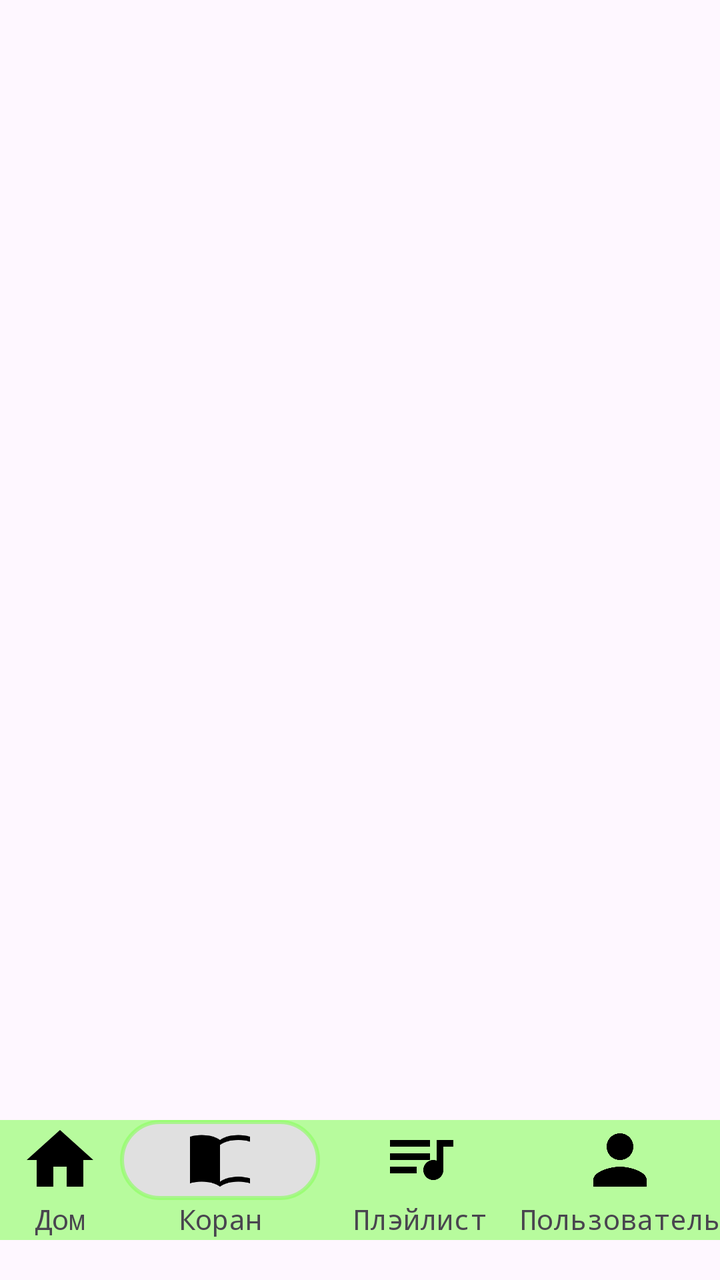
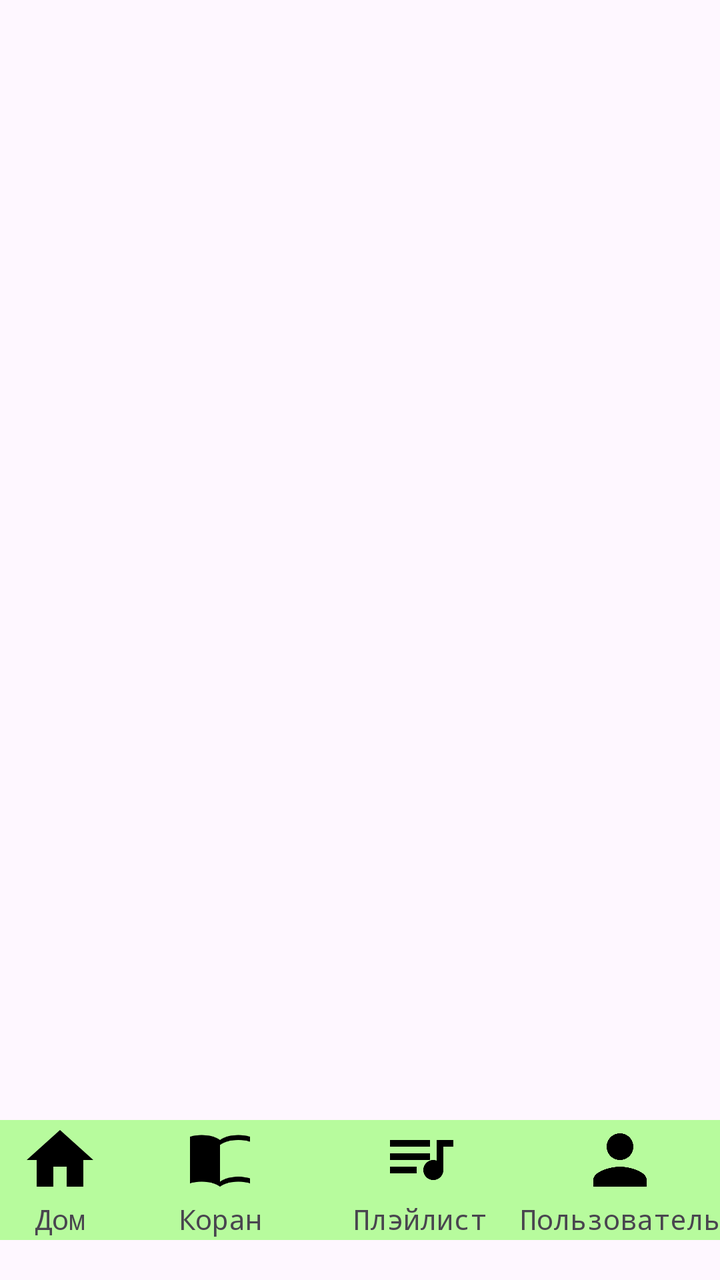

Screens rendered from an Android XML layout before and after an edit, with the pre-edit source and the edit as a unified diff.
<!-- AndroidManifest.xml: application theme Theme.YchiCoran -->
<!-- res/layout/activity_qran.xml -->
<?xml version="1.0" encoding="utf-8"?>
<androidx.constraintlayout.widget.ConstraintLayout xmlns:android="http://schemas.android.com/apk/res/android"
    xmlns:app="http://schemas.android.com/apk/res-auto"
    xmlns:tools="http://schemas.android.com/tools"
    android:id="@+id/main"
    android:layout_width="match_parent"
    android:layout_height="match_parent"
    tools:context=".QranActivity">

    <LinearLayout
        android:id="@+id/down_menu"
        android:layout_width="match_parent"
        android:layout_height="60dp"
        android:layout_marginBottom="20dp"
        android:background="#9989FF5D"
        android:baselineAligned="false"
        android:orientation="horizontal"
        app:layout_constraintBottom_toBottomOf="parent"
        app:layout_constraintEnd_toEndOf="parent"
        app:layout_constraintHorizontal_bias="0.55"
        app:layout_constraintStart_toStartOf="parent">

        <LinearLayout
            android:id="@+id/menu_home"
            android:layout_width="100dp"
            android:layout_height="match_parent"
            android:layout_weight="100"
            android:clickable="true"
            android:orientation="vertical">

            <ImageView
                android:id="@+id/imageView"
                android:layout_width="match_parent"
                android:layout_height="40dp"
                app:srcCompat="@drawable/ic_menu_home" />

            <TextView
                android:id="@+id/textView"
                android:layout_width="match_parent"
                android:layout_height="wrap_content"
                android:fontFamily="monospace"
                android:text="@string/down_menu_home"
                android:textAlignment="center" />
        </LinearLayout>

        <LinearLayout
            android:id="@+id/menu_quran"
            android:layout_width="100dp"
            android:layout_height="match_parent"
            android:clickable="true"
            android:orientation="vertical">

            <ImageView
                android:id="@+id/imageView2"
                android:layout_width="match_parent"
                android:layout_height="40dp"
                android:background="@drawable/ic_bc"
                app:srcCompat="@drawable/ic_menu_quran" />

            <TextView
                android:id="@+id/textView2"
                android:layout_width="match_parent"
                android:layout_height="wrap_content"
                android:fontFamily="monospace"
                android:text="@string/down_menu_quran"
                android:textAlignment="center" />
        </LinearLayout>

        <LinearLayout
            android:id="@+id/menu_pley_list"
            android:layout_width="100dp"
            android:layout_height="match_parent"
            android:clickable="true"
            android:orientation="vertical">

            <ImageView
                android:id="@+id/imageView5"
                android:layout_width="match_parent"
                android:layout_height="40dp"
                app:srcCompat="@drawable/ic_menu_play_list" />

            <TextView
                android:id="@+id/textView5"
                android:layout_width="match_parent"
                android:layout_height="wrap_content"
                android:fontFamily="monospace"
                android:text="@string/down_menu_play_list"
                android:textAlignment="center" />
        </LinearLayout>

        <LinearLayout
            android:id="@+id/menu_user"
            android:layout_width="100dp"
            android:layout_height="match_parent"
            android:clickable="true"
            android:orientation="vertical">

            <ImageView
                android:id="@+id/imageView6"
                android:layout_width="match_parent"
                android:layout_height="40dp"
                app:srcCompat="@drawable/ic_menu_user" />

            <TextView
                android:id="@+id/textView6"
                android:layout_width="match_parent"
                android:layout_height="wrap_content"
                android:fontFamily="monospace"
                android:text="@string/down_menu_user"
                android:textAlignment="center" />
        </LinearLayout>
    </LinearLayout>


    <ScrollView
        android:layout_width="match_parent"
        android:layout_height="0dp"
        app:layout_constraintTop_toTopOf="parent"
        app:layout_constraintBottom_toTopOf="@+id/down_menu">

        <LinearLayout
            android:id="@+id/sura_list"
            android:layout_width="match_parent"
            android:layout_height="wrap_content"
            android:orientation="vertical"
            android:paddingTop="30dp" />
    </ScrollView>

</androidx.constraintlayout.widget.ConstraintLayout>
<!-- resources referenced by this layout -->
<resources>
  <!-- drawable ic_bc (drawable) -->
  <?xml version="1.0" encoding="utf-8"?>
  <shape xmlns:android="http://schemas.android.com/apk/res/android">
      
      <solid android:color="#E0E0E0" />
  
      
      <corners android:radius="40dp" />
  
      
      <stroke
          android:width="2dp"
          android:color="#9989FF5D" />
  </shape>
  <!-- drawable ic_menu_home (drawable) -->
  ﻿<?xml version="1.0" encoding="utf-8"?>
  <vector xmlns:android="http://schemas.android.com/apk/res/android"
      android:width="24dp"
      android:height="24dp"
      android:viewportWidth="24"
      android:viewportHeight="24">
      <path
          android:fillColor="#FF000000"
  
  
          android:pathData="M10,20V14H14V20H19V12H22L12,3L2,12H5V20H10Z" />
  </vector>
  <!-- drawable ic_menu_play_list (drawable) -->
  ﻿<?xml version="1.0" encoding="utf-8"?>
  <vector xmlns:android="http://schemas.android.com/apk/res/android"
      android:width="24dp"
      android:height="24dp"
      android:viewportWidth="24"
      android:viewportHeight="24">
      <path
          android:fillColor="#FF000000"
          android:pathData="M15,6H3V8H15V6ZM15,10H3V12H15V10ZM3,16H11V14H3V16ZM17,6V12.18C16.69,12.07 16.35,12 16,12C14.34,12 13,13.34 13,15C13,16.66 14.34,18 16,18C17.66,18 19,16.66 19,15V8H22V6H17Z" />
  </vector>
  <!-- drawable ic_menu_quran (drawable) -->
  ﻿<?xml version="1.0" encoding="utf-8"?>
  <vector xmlns:android="http://schemas.android.com/apk/res/android"
      android:width="24dp"
      android:height="24dp"
      android:viewportWidth="24"
      android:viewportHeight="24">
      <path
          android:fillColor="#FF000000"
          android:pathData="M21,5c-1.11,-0.35 -2.33,-0.5 -3.5,-0.5 -1.95,0 -4.05,0.4 -5.5,1.5 -1.45,-1.1 -3.55,-1.5 -5.5,-1.5 -1.17,0 -2.39,0.15 -3.5,0.5V19c1.11,-0.35 2.33,-0.5 3.5,-0.5 1.95,0 4.05,0.4 5.5,1.5 1.45,-1.1 3.55,-1.5 5.5,-1.5 1.17,0 2.39,0.15 3.5,0.5V5zM21,17.5c-1.11,-0.35 -2.33,-0.5 -3.5,-0.5 -1.95,0 -4.05,0.4 -5.5,1.5V7.5c1.45,-1.1 3.55,-1.5 5.5,-1.5 1.17,0 2.39,0.15 3.5,0.5V17.5z" />
  </vector>
  <!-- drawable ic_menu_user (drawable) -->
  ﻿<?xml version="1.0" encoding="utf-8"?>
  <vector xmlns:android="http://schemas.android.com/apk/res/android"
      android:width="24dp"
      android:height="24dp"
      android:viewportWidth="24"
      android:viewportHeight="24">
      <path
          android:fillColor="#FF000000"
          android:pathData="M12,12c2.21,0 4,-1.79 4,-4s-1.79,-4 -4,-4 -4,1.79 -4,4 1.79,4 4,4zM12,14c-2.67,0 -8,1.34 -8,4v2h16v-2c0,-2.66 -5.33,-4 -8,-4z" />
  </vector>
  <string name="down_menu_home">Дом</string>
  <string name="down_menu_play_list">Плэйлист</string>
  <string name="down_menu_quran">Коран</string>
  <string name="down_menu_user">Пользователь</string>
  <style name="Theme.YchiCoran" parent="Base.Theme.YchiCoran" />
  <style name="Base.Theme.YchiCoran" parent="Theme.Material3.DayNight.NoActionBar">
      </style>
</resources>

<!-- the commit's change to res/layout/activity_qran.xml (unified diff, before → after) -->
@@ -7,109 +7,7 @@
     android:layout_height="match_parent"
     tools:context=".QranActivity">
 
-    <LinearLayout
-        android:id="@+id/down_menu"
-        android:layout_width="match_parent"
-        android:layout_height="60dp"
-        android:layout_marginBottom="20dp"
-        android:background="#9989FF5D"
-        android:baselineAligned="false"
-        android:orientation="horizontal"
-        app:layout_constraintBottom_toBottomOf="parent"
-        app:layout_constraintEnd_toEndOf="parent"
-        app:layout_constraintHorizontal_bias="0.55"
-        app:layout_constraintStart_toStartOf="parent">
 
-        <LinearLayout
-            android:id="@+id/menu_home"
-            android:layout_width="100dp"
-            android:layout_height="match_parent"
-            android:layout_weight="100"
-            android:clickable="true"
-            android:orientation="vertical">
-
-            <ImageView
-                android:id="@+id/imageView"
-                android:layout_width="match_parent"
-                android:layout_height="40dp"
-                app:srcCompat="@drawable/ic_menu_home" />
-
-            <TextView
-                android:id="@+id/textView"
-                android:layout_width="match_parent"
-                android:layout_height="wrap_content"
-                android:fontFamily="monospace"
-                android:text="@string/down_menu_home"
-                android:textAlignment="center" />
-        </LinearLayout>
-
-        <LinearLayout
-            android:id="@+id/menu_quran"
-            android:layout_width="100dp"
-            android:layout_height="match_parent"
-            android:clickable="true"
-            android:orientation="vertical">
-
-            <ImageView
-                android:id="@+id/imageView2"
-                android:layout_width="match_parent"
-                android:layout_height="40dp"
-                android:background="@drawable/ic_bc"
-                app:srcCompat="@drawable/ic_menu_quran" />
-
-            <TextView
-                android:id="@+id/textView2"
-                android:layout_width="match_parent"
-                android:layout_height="wrap_content"
-                android:fontFamily="monospace"
-                android:text="@string/down_menu_quran"
-                android:textAlignment="center" />
-        </LinearLayout>
-
-        <LinearLayout
-            android:id="@+id/menu_pley_list"
-            android:layout_width="100dp"
-            android:layout_height="match_parent"
-            android:clickable="true"
-            android:orientation="vertical">
-
-            <ImageView
-                android:id="@+id/imageView5"
-                android:layout_width="match_parent"
-                android:layout_height="40dp"
-                app:srcCompat="@drawable/ic_menu_play_list" />
-
-            <TextView
-                android:id="@+id/textView5"
-                android:layout_width="match_parent"
-                android:layout_height="wrap_content"
-                android:fontFamily="monospace"
-                android:text="@string/down_menu_play_list"
-                android:textAlignment="center" />
-        </LinearLayout>
-
-        <LinearLayout
-            android:id="@+id/menu_user"
-            android:layout_width="100dp"
-            android:layout_height="match_parent"
-            android:clickable="true"
-            android:orientation="vertical">
-
-            <ImageView
-                android:id="@+id/imageView6"
-                android:layout_width="match_parent"
-                android:layout_height="40dp"
-                app:srcCompat="@drawable/ic_menu_user" />
-
-            <TextView
-                android:id="@+id/textView6"
-                android:layout_width="match_parent"
-                android:layout_height="wrap_content"
-                android:fontFamily="monospace"
-                android:text="@string/down_menu_user"
-                android:textAlignment="center" />
-        </LinearLayout>
-    </LinearLayout>
 
 
     <ScrollView
@@ -125,5 +23,111 @@
             android:orientation="vertical"
             android:paddingTop="30dp" />
     </ScrollView>
+    
+    <include layout="@layout/down_navbar" />
+</androidx.constraintlayout.widget.ConstraintLayout>
+<!-- res/layout/down_navbar.xml (included above) -->
+<?xml version="1.0" encoding="utf-8"?>
+<LinearLayout xmlns:android="http://schemas.android.com/apk/res/android"
+    xmlns:app="http://schemas.android.com/apk/res-auto"
+    android:id="@+id/down_menu"
+    android:layout_width="match_parent"
+    android:layout_height="60dp"
+    android:layout_marginBottom="20dp"
+    android:background="#9989FF5D"
+    android:baselineAligned="false"
+    android:orientation="horizontal"
+    app:layout_constraintBottom_toBottomOf="parent"
+    app:layout_constraintEnd_toEndOf="parent"
+    app:layout_constraintHorizontal_bias="0.55"
+    app:layout_constraintStart_toStartOf="parent">
 
-</androidx.constraintlayout.widget.ConstraintLayout>
+    <LinearLayout
+        android:id="@+id/menu_home"
+        android:layout_width="100dp"
+        android:layout_height="match_parent"
+        android:layout_weight="100"
+        android:clickable="true"
+        android:orientation="vertical">
+
+        <ImageView
+            android:id="@+id/imageView"
+            android:layout_width="match_parent"
+            android:layout_height="40dp"
+            app:srcCompat="@drawable/ic_menu_home" />
+
+        <TextView
+            android:id="@+id/textView"
+            android:layout_width="match_parent"
+            android:layout_height="wrap_content"
+            android:fontFamily="monospace"
+            android:text="@string/down_menu_home"
+            android:textAlignment="center" />
+    </LinearLayout>
+
+    <LinearLayout
+        android:id="@+id/menu_quran"
+        android:layout_width="100dp"
+        android:layout_height="match_parent"
+        android:clickable="true"
+        android:orientation="vertical">
+
+        <ImageView
+            android:id="@+id/imageView2"
+            android:layout_width="match_parent"
+            android:layout_height="40dp"
+            app:srcCompat="@drawable/ic_menu_quran" />
+
+        <TextView
+            android:id="@+id/textView2"
+            android:layout_width="match_parent"
+            android:layout_height="wrap_content"
+            android:fontFamily="monospace"
+            android:text="@string/down_menu_quran"
+            android:textAlignment="center" />
+    </LinearLayout>
+
+    <LinearLayout
+        android:id="@+id/menu_play_list"
+        android:layout_width="100dp"
+        android:layout_height="match_parent"
+        android:clickable="true"
+        android:orientation="vertical">
+
+        <ImageView
+            android:id="@+id/imageView5"
+            android:layout_width="match_parent"
+            android:layout_height="40dp"
+            app:srcCompat="@drawable/ic_menu_play_list" />
+
+        <TextView
+            android:id="@+id/textView5"
+            android:layout_width="match_parent"
+            android:layout_height="wrap_content"
+            android:fontFamily="monospace"
+            android:text="@string/down_menu_play_list"
+            android:textAlignment="center" />
+    </LinearLayout>
+
+    <LinearLayout
+        android:id="@+id/menu_user"
+        android:layout_width="100dp"
+        android:layout_height="match_parent"
+        android:clickable="true"
+        android:orientation="vertical">
+
+        <ImageView
+            android:id="@+id/imageView6"
+            android:layout_width="match_parent"
+            android:layout_height="40dp"
+            app:srcCompat="@drawable/ic_menu_user" />
+
+        <TextView
+            android:id="@+id/textView6"
+            android:layout_width="match_parent"
+            android:layout_height="wrap_content"
+            android:fontFamily="monospace"
+            android:text="@string/down_menu_user"
+            android:textAlignment="center" />
+    </LinearLayout>
+</LinearLayout>
<!-- resource entries referenced after the edit -->
@@ -1,19 +1,5 @@
 <!-- resources referenced by this layout -->
 <resources>
-  <!-- drawable ic_bc (drawable) -->
-  <?xml version="1.0" encoding="utf-8"?>
-  <shape xmlns:android="http://schemas.android.com/apk/res/android">
-      
-      <solid android:color="#E0E0E0" />
-  
-      
-      <corners android:radius="40dp" />
-  
-      
-      <stroke
-          android:width="2dp"
-          android:color="#9989FF5D" />
-  </shape>
   <!-- drawable ic_menu_home (drawable) -->
   ﻿<?xml version="1.0" encoding="utf-8"?>
   <vector xmlns:android="http://schemas.android.com/apk/res/android"
